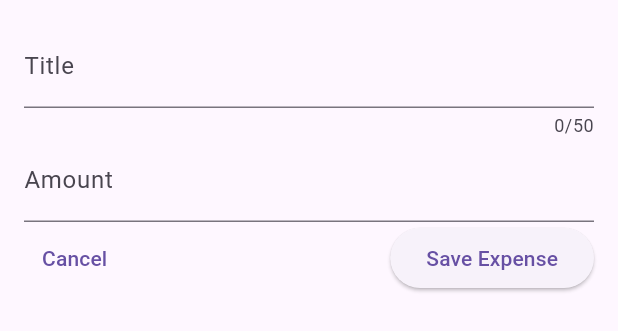
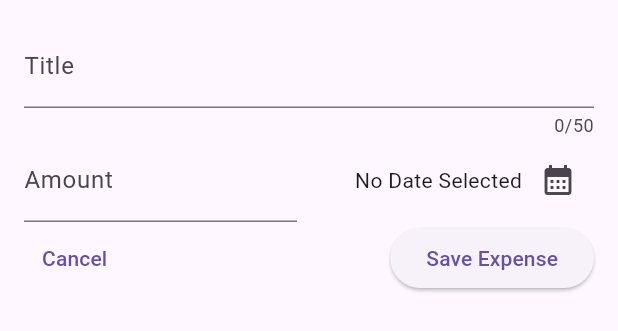
Before and after one commit to lancekian12/Expense-Tracker, a Flutter app: the NewExpense widget shown alone on an empty page, opened directly, on a phone screen of 412 x 824 dp. Shown: the top 331 px of the screen. Run offline on Flutter 3.47's test engine with Material 3 defaults, Android fonts, the phone set to English and light mode, and no system bars.

Commit message:
Using date picker and using async await for handling data

```diff
--- a/lib/widgets/new_expense.dart
+++ b/lib/widgets/new_expense.dart
@@ -1,4 +1,8 @@
 import 'package:flutter/material.dart';
+import 'package:intl/intl.dart';
+import 'package:expense_tracker/models/expense.dart';
+
+final formatter = DateFormat.yMd();
 
 class NewExpense extends StatefulWidget {
   const NewExpense({super.key});
@@ -11,6 +15,21 @@ class NewExpense extends StatefulWidget {
 class _NewExpenseState extends State<NewExpense> {
   final _titleController = TextEditingController();
   final _amountController = TextEditingController();
+  DateTime? _selectedDate;
+
+  void _presentDatePicker() async {
+    final now = DateTime.now();
+    final firstDate = DateTime(now.year - 1, now.month, now.day);
+    final pickedDate = await showDatePicker(
+      context: context,
+      initialDate: now,
+      firstDate: firstDate,
+      lastDate: now,
+    );
+    setState(() {
+      _selectedDate = pickedDate;
+    });
+  }
 
   @override
   void dispose() {
@@ -32,13 +51,35 @@ class _NewExpenseState extends State<NewExpense> {
               label: Text('Title'),
             ),
           ),
-          TextField(
+          Row(
+            children: [
+              Expanded(
+                child: TextField(
                   controller: _amountController,
                   keyboardType: TextInputType.number,
                   decoration: const InputDecoration(
                     prefixText: '\$ ',
                     label: Text('Amount'),
                   ),
+                ),
+              ),
+              const SizedBox(width: 16),
+              Expanded(
+                child: Row(
+                  mainAxisAlignment: MainAxisAlignment.end,
+                  crossAxisAlignment: CrossAxisAlignment.center,
+                  children: [
+                    Text(_selectedDate == null
+                        ? 'No Date Selected'
+                        : formatter.format(_selectedDate!)),
+                    IconButton(
+                      onPressed: _presentDatePicker,
+                      icon: const Icon(Icons.calendar_month),
+                    )
+                  ],
+                ),
+              )
+            ],
           ),
           Row(
             children: [
```
Lines whose indentation alone changed are shown as unchanged.
